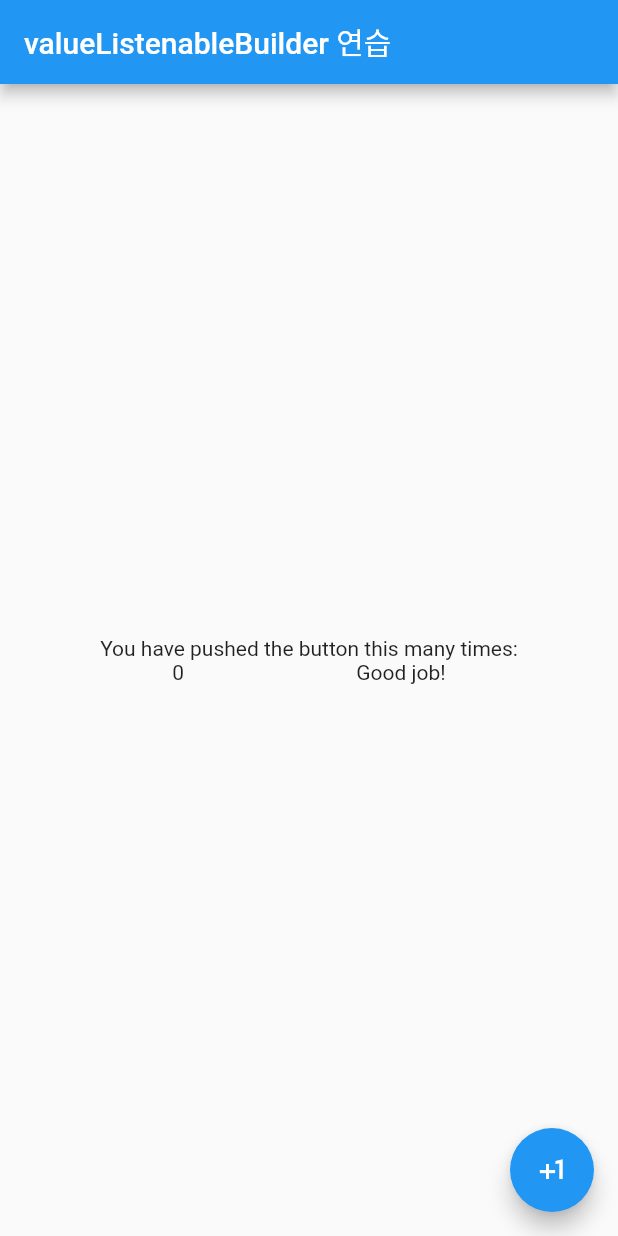
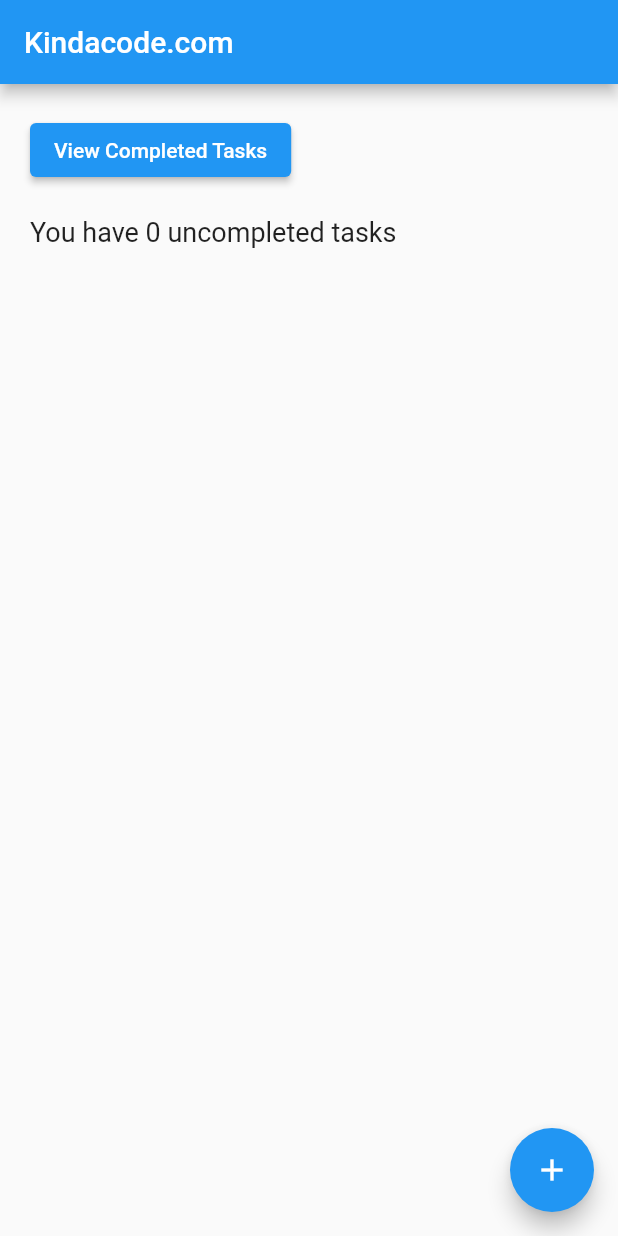
Before and after one commit to ji-hyun219/flutter_practice, a Flutter app: the screen it shows after launch, on a phone screen of 412 x 824 dp. Run offline on Flutter 3.47's test engine with Material 2 defaults, Android fonts, the phone set to English and light mode, and no system bars; our stand-ins replace carousel_slider, device_info_plus, dio, firebase_core, firebase_dynamic_links, flutter_secure_storage and 7 more; missing offline and left inert: tutorial_coach_mark; accounts and stored records are empty.

Commit message:
fix(ValueListenableBuilder): example

```diff
--- a/lib/main.dart
+++ b/lib/main.dart
@@ -7,7 +7,7 @@ import 'package:flutter/material.dart';
 // import 'package:my_app/pages/tapboxC.dart';
 import 'package:get/get.dart';
 import 'package:my_app/pages/make_dummy_data.dart';
-import 'package:my_app/pages/value_listener.dart';
+import 'package:my_app/pages/value_listen/add_new_task.dart';
 // import 'package:my_app/pages/slider.dart';
 // import 'package:my_app/pages/todo_list.dart';
 // import 'package:my_app/pages/get_to_result2.dart';
@@ -46,7 +46,8 @@ void main() {
       // home: TodoListPage(),
       // home: Test(),
       // home: DioAllPage(),
-      home: ValueListenrTest(title: 'valueListenableBuilder 연습'),
+      // home: ValueListenrTest(title: 'valueListenableBuilder 연습'),
+      home: HomePage(),
     ),
   );
   // loadAddress();
--- /dev/null
+++ b/lib/pages/value_listen/add_new_task.dart
@@ -0,0 +1,116 @@
+import 'package:flutter/material.dart';
+
+import './archive.dart';
+
+// This screen only displays un-completed tasks
+class HomePage extends StatelessWidget {
+  // Using "static" so that we can easily access it from other screens
+  // static:
+  // 1. 인스턴스에 귀속되지 않고, 클래스 통째로 귀속 되는 것
+  // 2. 함수 또는 변수가 통째로 클래스에 귀속 되는 것
+  static final ValueNotifier<List<Map<String, dynamic>>> tasksNotifier =
+      ValueNotifier([]);
+
+  const HomePage({Key? key}) : super(key: key);
+
+  // This function will be triggered when the floating button is pressed
+  // Add new task
+  void _addNewTask() {
+    final List<Map<String, dynamic>> tasks = [...tasksNotifier.value];
+    tasks.add({
+      "id": DateTime.now().toString(),
+      "title": "Task ${DateTime.now()}",
+      "isDone": false
+    });
+    tasksNotifier.value = tasks;
+
+    /*
+  얖은 복사와 깊은 복사 차이
+
+  <얕은 복사>
+  1. 객체를 복사할 때, 해당 객체만 복사하여 새 객체를 생성한다.
+  2. 복사된 객체의 인스턴스 변수는 원복 객체의 인스턴스 변수와 같은 메모리 주소를 참조하며
+  해당 메모리 주소의 값이 변경되면 다른 객체의 변수 값 역시 동일하게 변경된다
+
+  <깊은 복사>
+  1. 객체를 복사할 때 해당 객체와 인스턴스 변수까지 복사한다
+  2. 데이터 참조가 아닌 객체의 형태를 그대로 복사함으로써 한 객체가 변경되어도 다른 객체의 데이터에는 영향을 주지 않는다.
+
+  */
+  }
+
+  // This function will be triggered when the checkbox next to a task is tapped
+  // Finish a task
+  // Change a task from "uncompleted" to "completed"
+  void _finishTask(String updatedTaskId) {
+    final List<Map<String, dynamic>> tasks = [...tasksNotifier.value];
+
+    final int index = tasks.indexWhere((task) => task['id'] == updatedTaskId);
+    tasks[index]['isDone'] = true;
+
+    tasksNotifier.value = tasks;
+  }
+
+  @override
+  Widget build(BuildContext context) {
+    return Scaffold(
+      appBar: AppBar(
+        title: const Text('Kindacode.com'),
+      ),
+      body: ValueListenableBuilder<List<Map<String, dynamic>>>(
+        valueListenable: HomePage.tasksNotifier,
+        builder: (_, tasks, __) {
+          final uncompletedTasks =
+              tasks.where((task) => task['isDone'] == false).toList();
+
+          return Padding(
+            padding: const EdgeInsets.all(20),
+            child: Column(
+              crossAxisAlignment: CrossAxisAlignment.start,
+              children: [
+                ElevatedButton(
+                    onPressed: () {
+                      Navigator.of(context).push(MaterialPageRoute(
+                        builder: (BuildContext context) => const ArchivePage(),
+                      ));
+                    },
+                    child: const Text('View Completed Tasks')),
+                const SizedBox(
+                  height: 20,
+                ),
+                Text(
+                  'You have ${uncompletedTasks.length} uncompleted tasks',
+                  style: const TextStyle(fontSize: 18),
+                ),
+                const SizedBox(
+                  height: 10,
+                ),
+                Expanded(
+                  child: ListView.builder(
+                    itemCount: uncompletedTasks.length,
+                    itemBuilder: (_, index) => Card(
+                        margin: const EdgeInsets.symmetric(vertical: 15),
+                        elevation: 5,
+                        color: Colors.amberAccent,
+                        child: ListTile(
+                          title: Text(uncompletedTasks[index]['title']),
+                          trailing: IconButton(
+                            icon: const Icon(Icons.check_box_outline_blank),
+                            onPressed: () =>
+                                _finishTask(uncompletedTasks[index]['id']),
+                          ),
+                        )),
+                  ),
+                ),
+              ],
+            ),
+          );
+        },
+      ),
+      floatingActionButton: FloatingActionButton(
+        onPressed: _addNewTask,
+        child: const Icon(Icons.add),
+      ),
+    );
+  }
+}
```
Also changed, not shown: lib/pages/value_listen/archive.dart (added, +52 -0 lines), lib/pages/value_listen/value_listener.dart (renamed from lib/pages/value_listener.dart).
